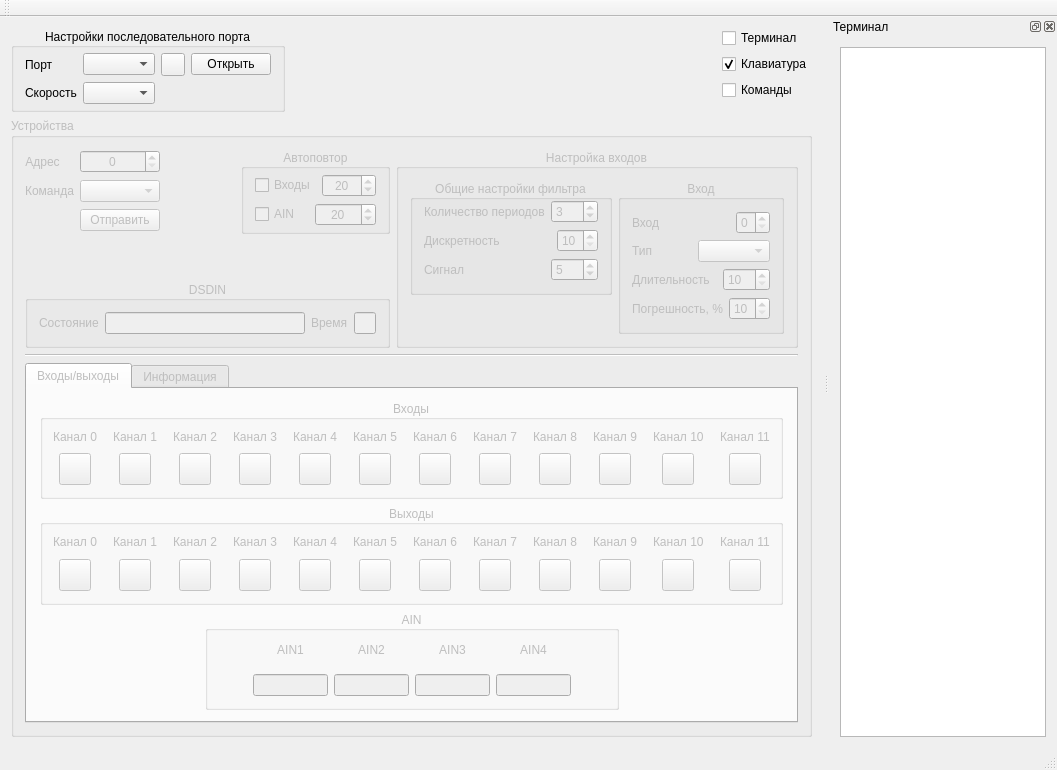
Old version of the form mainwindow.ui in the repository vlarry/emulator.
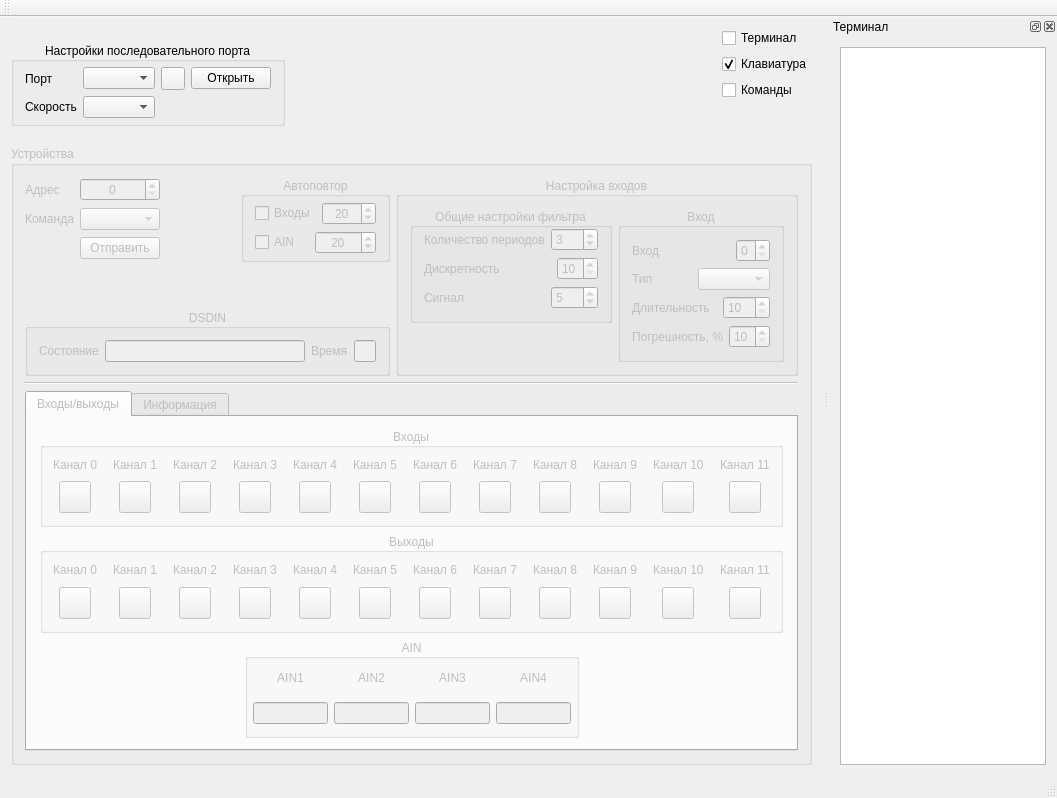
New version of the form. Icons and pictures are not drawn. Custom widgets are drawn as their Qt base class.

Commit message: Исправление вывода информации по команде "Чтение ID" (серийный номер и т.п.); Автопрокртутка текста в консоли.

The edit to the form file:
```diff
--- a/mainwindow.ui
+++ b/mainwindow.ui
@@ -7,7 +7,7 @@
     <x>0</x>
     <y>0</y>
     <width>1057</width>
-    <height>694</height>
+    <height>798</height>
    </rect>
   </property>
   <property name="windowTitle">
@@ -3861,7 +3861,7 @@
              <item>
               <widget class="QGroupBox" name="groupAIN">
                <property name="sizePolicy">
-                <sizepolicy hsizetype="Minimum" vsizetype="Minimum">
+                <sizepolicy hsizetype="MinimumExpanding" vsizetype="Minimum">
                  <horstretch>0</horstretch>
                  <verstretch>0</verstretch>
                 </sizepolicy>
@@ -3882,19 +3882,6 @@
                 <property name="rightMargin">
                  <number>5</number>
                 </property>
-                <item>
-                 <spacer name="horizontalSpacer_6">
-                  <property name="orientation">
-                   <enum>Qt::Horizontal</enum>
-                  </property>
-                  <property name="sizeHint" stdset="0">
-                   <size>
-                    <width>40</width>
-                    <height>20</height>
-                   </size>
-                  </property>
-                 </spacer>
-                </item>
                 <item>
                  <layout class="QVBoxLayout" name="verticalLayout_40">
                   <item>
@@ -4057,19 +4044,6 @@
                   </item>
                  </layout>
                 </item>
-                <item>
-                 <spacer name="horizontalSpacer_22">
-                  <property name="orientation">
-                   <enum>Qt::Horizontal</enum>
-                  </property>
-                  <property name="sizeHint" stdset="0">
-                   <size>
-                    <width>40</width>
-                    <height>20</height>
-                   </size>
-                  </property>
-                 </spacer>
-                </item>
                </layout>
               </widget>
              </item>
```
Left out of the diff: 2 changed lines with no effect on the pictures. The commit also changes 4 other files.
